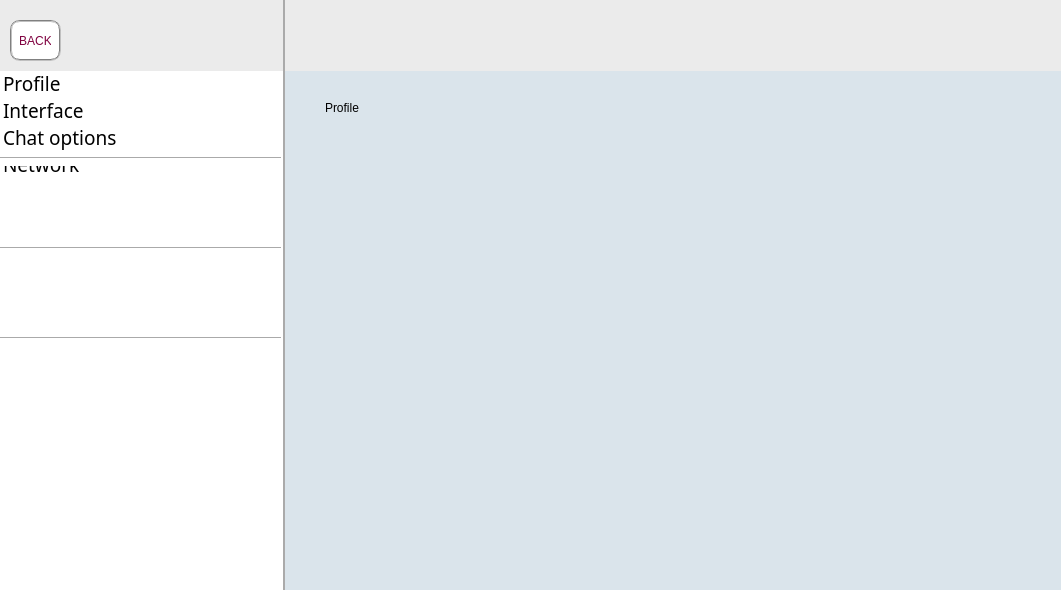
This is Client/client.ui in a-mkrv/Chat as Qt 5 draws it before an edit. The edited form follows.
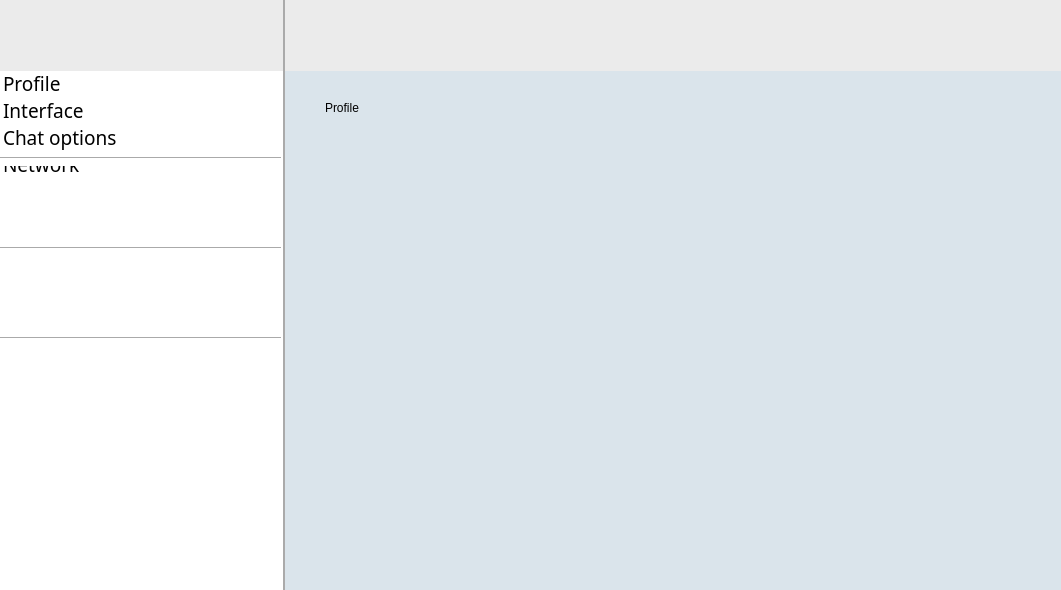
This is the edited form. Icons and pictures are not drawn.

```diff
--- a/Client/client.ui
+++ b/Client/client.ui
@@ -94,7 +94,7 @@
        <x>40</x>
        <y>30</y>
        <width>601</width>
-       <height>51</height>
+       <height>53</height>
       </rect>
      </property>
      <property name="styleSheet">
@@ -322,14 +322,10 @@
        <property name="styleSheet">
         <string notr="true">color: rgb(127, 0, 63);
     background-color: rgb(255, 255, 255);
-    selection-color: white;
-    selection-background-color: rgb(191, 31, 127);
-    border: 2px groove gray;
-    border-radius: 10px;
-    padding: 4px 8px;</string>
+  </string>
        </property>
        <property name="text">
-        <string>SET</string>
+        <string/>
        </property>
        <property name="flat">
         <bool>true</bool>
@@ -341,14 +337,10 @@
        <property name="styleSheet">
         <string notr="true">color: rgb(127, 0, 63);
     background-color: rgb(255, 255, 255);
-    selection-color: white;
-    selection-background-color: rgb(191, 31, 127);
-    border: 2px groove gray;
-    border-radius: 10px;
-    padding: 4px 8px;</string>
+  </string>
        </property>
        <property name="text">
-        <string>ADD</string>
+        <string/>
        </property>
        <property name="flat">
         <bool>true</bool>
@@ -390,18 +382,14 @@
        </property>
        <property name="styleSheet">
         <string notr="true">color: rgb(127, 0, 63);
-    background-color: rgb(255, 255, 255);
-    selection-color: white;
-    selection-background-color: rgb(191, 31, 127);
-    border: 2px groove gray;
-    border-radius: 10px;
-    padding: 4px 8px;</string>
+    background-color: rgba(235, 235, 235, 90)
+</string>
        </property>
        <property name="frameShape">
         <enum>QFrame::NoFrame</enum>
        </property>
        <property name="text">
-        <string>S</string>
+        <string/>
        </property>
       </widget>
      </item>
@@ -464,23 +452,23 @@
     <widget class="QPushButton" name="close_setting_button_2">
      <property name="geometry">
       <rect>
-       <x>10</x>
-       <y>20</y>
+       <x>17</x>
+       <y>16</y>
        <width>51</width>
        <height>41</height>
       </rect>
      </property>
      <property name="styleSheet">
       <string notr="true">color: rgb(127, 0, 63);
-    background-color: rgb(255, 255, 255);
-    selection-color: white;
-    selection-background-color: rgb(191, 31, 127);
-    border: 2px groove gray;
-    border-radius: 10px;
-    padding: 4px 8px;</string>
+    background-color: rgb(235, 235, 235);
+   
+ </string>
      </property>
      <property name="text">
-      <string>BACK</string>
+      <string/>
+     </property>
+     <property name="flat">
+      <bool>true</bool>
      </property>
     </widget>
     <widget class="QListWidget" name="userList_3">
```
Left out of the diff: 26 changed lines with no effect on the pictures.
